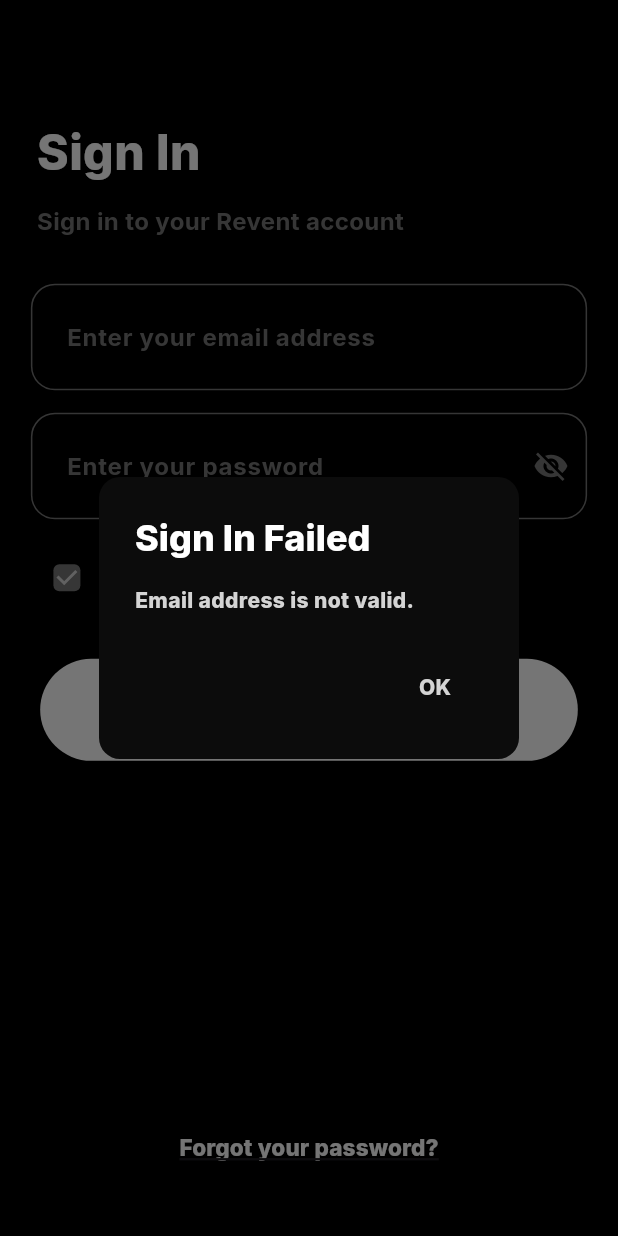
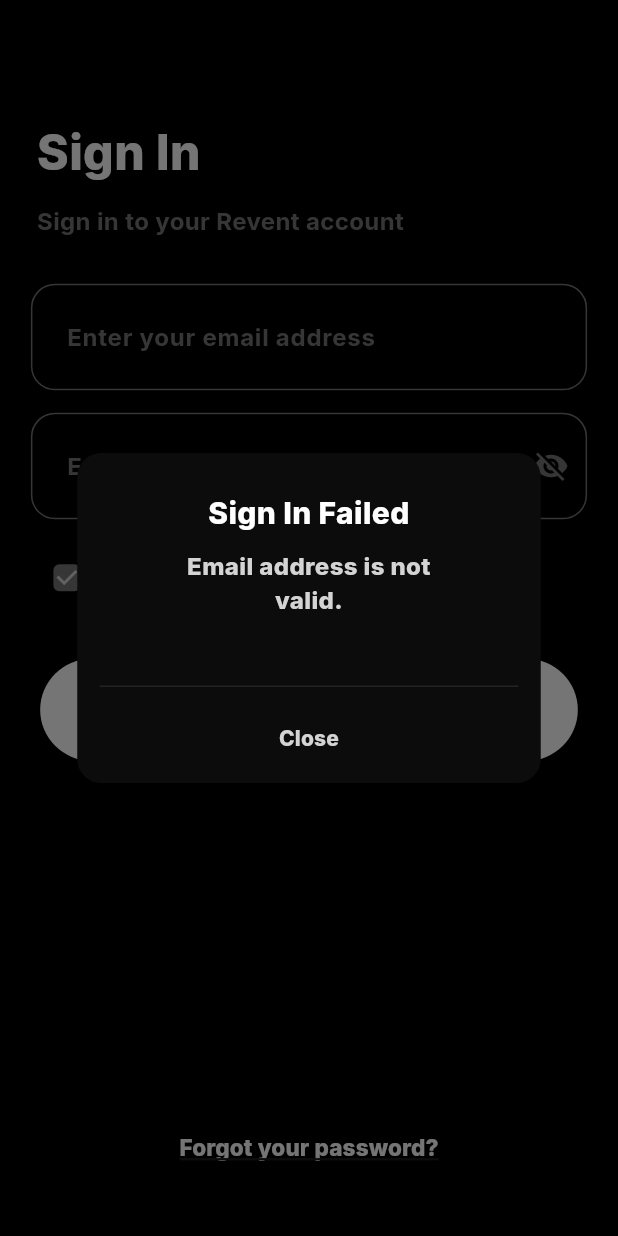
Before and after one commit to Tho100/revent, a Flutter app: the SignInPage screen opened directly, after a tap on "Sign In", on a phone screen of 412 x 824 dp. Run offline on Flutter 3.47's test engine with Material 3 defaults, Android fonts, the phone set to English and light mode, and no system bars; our stand-ins replace flutter_dotenv, flutter_native_image, get_it, google_fonts; missing offline and left inert: dynamic_height_grid_view, image_picker_plus, mysql_client.

Commit message:
Redesigned alert-dialog UI

```diff
--- a/lib/data_query/user_registration_service.dart
+++ b/lib/data_query/user_registration_service.dart
@@ -38,7 +38,8 @@ class UserRegistrationService {
     await _saveUserData(hashPassword: hashPassword);
 
     await VentDataSetup().setup()
-      .then((value) => NavigatePage.homePage());
+      .then((value) => NavigatePage.homePage()
+    );
 
   }
 
@@ -47,7 +48,7 @@ class UserRegistrationService {
     if (data.rows.isNotEmpty) {
       if(context.mounted) {
         Navigator.pop(context);
-        CustomAlertDialog.alertDialog(errorMessage);
+        CustomAlertDialog.alertDialogTitle('Sign up failed', errorMessage);
       }
       return;
     }
--- a/lib/pages/setttings/settings_page.dart
+++ b/lib/pages/setttings/settings_page.dart
@@ -14,7 +14,7 @@ class SettingsPage extends StatelessWidget {
 
   void _signOutOnPressed() {
     CustomAlertDialog.alertDialogCustomOnPress(
-      message: 'Are you sure you want to sign out of your account?',
+      message: 'Sign out of your account?',
       buttonMessage: 'Sign out',
       onPressedEvent: () => UserModel().signOutUser()
     );
--- a/lib/pages/vent_post_page.dart
+++ b/lib/pages/vent_post_page.dart
@@ -227,7 +227,7 @@ class VentPostPageState extends State<VentPostPage> {
           CustomAlertDialog.alertDialogCustomOnPress(
             message: 'Delete this post?',
             buttonMessage: 'Delete',
-            onPressedEvent: () async => _deletePostOnPressed()
+            onPressedEvent: () async => await _deletePostOnPressed()
           );
         }
       )
@@ -310,7 +310,7 @@ class VentPostPageState extends State<VentPostPage> {
 
                     _buildActionButtons(),
 
-                    const SizedBox(height: 20),
+                    const SizedBox(height: 15),
 
                     _buildCommentsHeader(),
 
--- a/lib/ui_dialog/alert_dialog.dart
+++ b/lib/ui_dialog/alert_dialog.dart
@@ -6,31 +6,24 @@ import 'package:revent/widgets/alert_dialog_widget.dart';
 
 class CustomAlertDialog {
 
-  static Future alertDialog(String message) {
+  static Future alertDialog(String title) {
     return showDialog(
       barrierDismissible: false,
       context: navigatorKey.currentContext!,
       builder: (context) {
         return AlertDialogWidget(
-          content: Text(
-            message,
+          title: title,
+          content: '',
+          actions: TextButton(
+            onPressed: () => Navigator.pop(context),
+            child: Text(
+              'Close',
               style: GoogleFonts.inter(
-              color: ThemeColor.white,
+                color: ThemeColor.secondaryWhite,
                 fontWeight: FontWeight.w800,
+              )
             ),
           ),
-          actions: [
-            TextButton(
-              onPressed: () => Navigator.pop(context),
-              child: Text(
-                'OK',
-                style: GoogleFonts.inter(
-                  color: ThemeColor.secondaryWhite,
-                  fontWeight: FontWeight.w800
-                ),
-              )
-            ),
-          ],
         );
       }
     );
@@ -42,32 +35,18 @@ class CustomAlertDialog {
       context: navigatorKey.currentContext!,
       builder: (BuildContext context) {
         return AlertDialogWidget(
-          title: Text(
-            title,
-            style: GoogleFonts.inter(
-              color: ThemeColor.white,
-              fontWeight: FontWeight.w800
-            )
-          ),
-          content: Text(
-            messages,
-            style: GoogleFonts.inter(
-              color: ThemeColor.secondaryWhite,
-              fontWeight: FontWeight.w800,
-            )
-          ),
-          actions: [
-            TextButton(
+          title: title,
+          content: messages,
+          actions: TextButton(
             onPressed: () => Navigator.pop(context),
             child: Text(
-                'OK',
+              'Close',
               style: GoogleFonts.inter(
                 color: ThemeColor.secondaryWhite,
                 fontWeight: FontWeight.w800,
               )
             ),
           ),
-          ],
         );
       },
     );
@@ -83,14 +62,11 @@ class CustomAlertDialog {
       barrierDismissible: false,
       builder: (BuildContext context) {
         return AlertDialogWidget(
-          content: Text(
-            message,
-            style: GoogleFonts.inter(
-              color: ThemeColor.white,
-              fontWeight: FontWeight.w800,
-            )
-          ),
-          actions: [
+          title: message,
+          content: '',
+          actions: Row(
+            mainAxisAlignment: MainAxisAlignment.spaceEvenly,
+            children: [
 
               TextButton(
                 onPressed: () => Navigator.pop(context),
@@ -114,7 +90,8 @@ class CustomAlertDialog {
                 ),
               ),
 
-          ],
+            ]
+          ),
         );
       },
     );
--- a/lib/widgets/alert_dialog_widget.dart
+++ b/lib/widgets/alert_dialog_widget.dart
@@ -1,29 +1,86 @@
 import 'package:flutter/material.dart';
+import 'package:google_fonts/google_fonts.dart';
 import 'package:revent/themes/theme_color.dart';
 
 class AlertDialogWidget extends StatelessWidget {
 
-  final Widget? title;
-  final Widget? content;
-  final List<Widget>? actions;
+  final String title;
+  final String content;
+  final Widget actions;
 
   const AlertDialogWidget({
-    this.title,
-    this.content,
-    this.actions,
+    required this.title,
+    required this.content,
+    required this.actions,
     super.key
   });
 
   @override
   Widget build(BuildContext context) {
-    return AlertDialog(
+    return Dialog(
       shape: RoundedRectangleBorder(
-        borderRadius: BorderRadius.circular(14),
+        borderRadius: BorderRadius.circular(16)
       ),
       backgroundColor: ThemeColor.mediumBlack,
-      title: title,
-      content: content,
-      actions: actions,
+      child: SizedBox(
+        width: MediaQuery.of(context).size.width * 0.75,
+        height: content.isNotEmpty ? 220 : 190,
+        child: Column(
+          children: [
+
+            const SizedBox(height: 25),
+
+            SizedBox(
+              width: 200,
+              child: Text(
+                title,
+                style: GoogleFonts.inter(
+                  color: ThemeColor.white,
+                  fontWeight: FontWeight.w800,
+                  fontSize: 20
+                ),
+                textAlign: TextAlign.center,
+              ),
+            ),
+
+            if(content.isNotEmpty) ... [
+
+              const SizedBox(height: 10),
+
+              SizedBox(
+                width: 200,
+                child: Text(
+                  content,
+                  style: GoogleFonts.inter(
+                    color: ThemeColor.secondaryWhite,
+                    fontWeight: FontWeight.w800,
+                    fontSize: 16
+                  ),
+                  textAlign: TextAlign.center,
+                ),
+              ),
+
+            ],
+
+            const Spacer(),
+
+            const SizedBox(height: 45),
+
+            const Padding(
+              padding: EdgeInsets.symmetric(horizontal: 15.0),
+              child: Divider(color: ThemeColor.lightGrey, height: 1),
+            ),
+
+            const SizedBox(height: 10),
+
+            Padding(
+              padding: const EdgeInsets.only(bottom: 10.0),
+              child: actions
+            ),
+
+          ],
+        ),
+      ),
     );
   }
 
```
Lines whose indentation alone changed are shown as unchanged.
